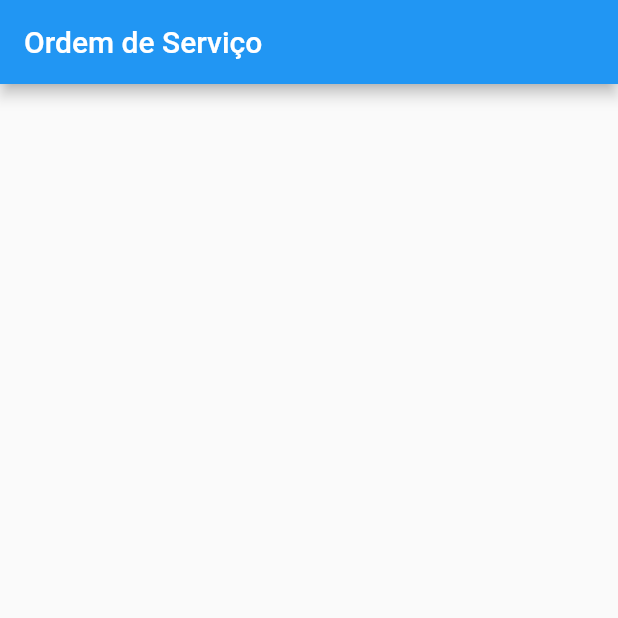
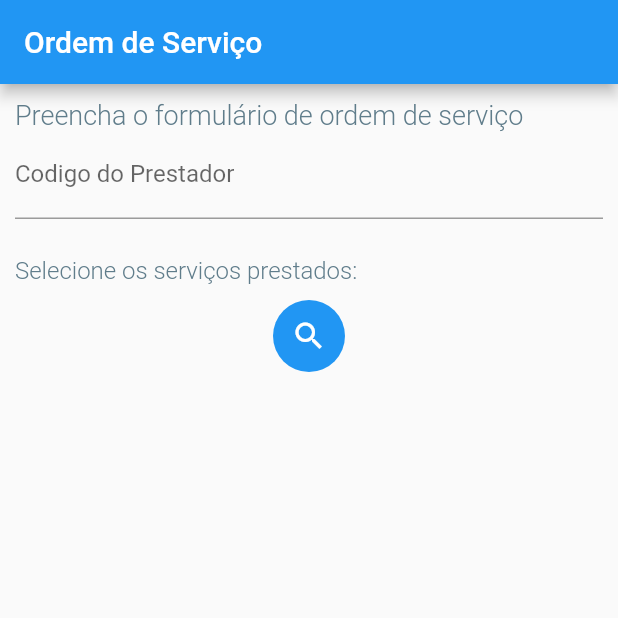
Before and after one commit to zanderlan-n/abc_tech_app, a Flutter app: the screen it shows after launch, on a phone screen of 412 x 824 dp, the top half of it. Run offline on Flutter 3.47's test engine with Material 2 defaults, Android fonts, the phone set to English and light mode, and no system bars; our stand-ins replace geolocator, get; network calls fail.

```diff
--- a/lib/controller/order_controller.dart
+++ b/lib/controller/order_controller.dart
@@ -6,7 +6,7 @@ import 'dart:developer';
 
 class OrderController extends GetxController {
   final GeolocationServiceInterface _geolocationService;
-  final _formKey = GlobalKey<FormState>();
+  final formKey = GlobalKey<FormState>();
   final operatorIdController = TextEditingController();
   final selectedAssists = <Assist>[].obs;
 
--- a/lib/main.dart
+++ b/lib/main.dart
@@ -29,11 +29,17 @@ class MyApp extends StatelessWidget {
       title: 'Flutter Demo',
       theme: ThemeData(
         primarySwatch: Colors.blue,
+        highlightColor: Colors.white,
         textTheme: const TextTheme(
+          headlineLarge: TextStyle(
+            fontSize: 18,
+            fontWeight: FontWeight.w300,
+            color: Colors.blueGrey,
+          ),
           headlineMedium: TextStyle(
-            fontSize: 48,
+            fontSize: 16,
             fontWeight: FontWeight.w300,
-            color: Colors.red,
+            color: Colors.blueGrey,
           ),
         ),
       ),
--- a/lib/page/order_page.dart
+++ b/lib/page/order_page.dart
@@ -1,5 +1,6 @@
 import 'package:abc_tech_app/controller/order_controller.dart';
 import 'package:flutter/material.dart';
+import 'package:flutter/services.dart';
 import 'package:get/get.dart';
 
 class OrderPage extends GetView<OrderController> {
@@ -7,11 +8,59 @@ class OrderPage extends GetView<OrderController> {
 
   @override
   Widget build(BuildContext context) {
+    // controller.getLocation();
     return Scaffold(
       appBar: AppBar(
         title: const Text("Ordem de Serviço"),
       ),
-      body: Container(),
+      body: Container(
+        constraints: const BoxConstraints.expand(),
+        padding: const EdgeInsets.all(10),
+        child: SingleChildScrollView(
+          child: Form(
+            key: controller.formKey,
+            child: Column(children: <Widget>[
+              Row(
+                children: [
+                  Expanded(
+                      child: Text(
+                    "Preencha o formulário de ordem de serviço",
+                    style: context.theme.textTheme.headlineLarge,
+                  ))
+                ],
+              ),
+              TextFormField(
+                controller: controller.operatorIdController,
+                inputFormatters: [FilteringTextInputFormatter.digitsOnly],
+                keyboardType: TextInputType.number,
+                decoration:
+                    const InputDecoration(labelText: "Codigo do Prestador"),
+              ),
+              Row(
+                children: [
+                  Expanded(
+                      child: Padding(
+                          padding: const EdgeInsets.only(top: 25, bottom: 10),
+                          child: Text(
+                            "Selecione os serviços prestados:",
+                            style: context.theme.textTheme.headlineMedium,
+                          ))),
+                ],
+              ),
+              Ink(
+                decoration: ShapeDecoration(
+                    shape: const CircleBorder(),
+                    color: context.theme.primaryColor),
+                child: IconButton(
+                    icon: const Icon(Icons.search),
+                    color: context.theme.highlightColor,
+                    onPressed: () => controller.getLocation()),
+              ),
+              // Obx(() => ListView.builder(,
+            ]),
+          ),
+        ),
+      ),
     );
   }
 }
```
